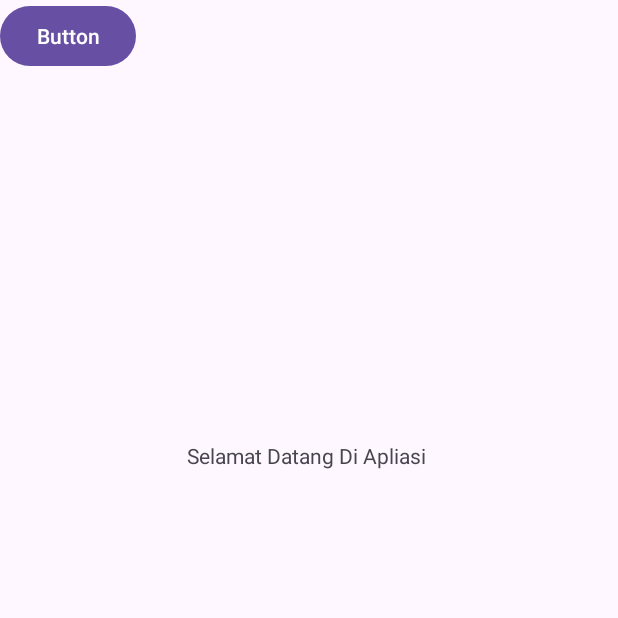
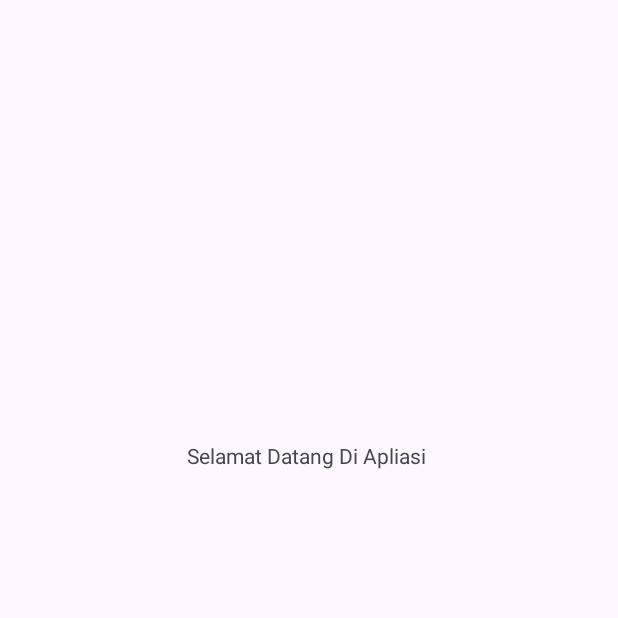
Before and after one commit to gilang2288/latihan-aplikasi-android, an Android app: the screen it shows after launch (MainActivity), on a phone screen of 412 x 824 dp, the top half of it. Run offline under Robolectric (Android 15) with nearby library versions, the phone set to English and light mode, and no system bars.

Commit message:
initial commit

```diff
--- a/app/src/main/res/layout/activity_main.xml
+++ b/app/src/main/res/layout/activity_main.xml
@@ -17,12 +17,4 @@
         app:layout_constraintTop_toTopOf="parent"
         app:layout_constraintVertical_bias="0.365" />
 
-    <Button
-        android:id="@+id/button"
-        android:layout_width="wrap_content"
-        android:layout_height="wrap_content"
-        android:text="Button"
-        tools:layout_editor_absoluteX="116dp"
-        tools:layout_editor_absoluteY="385dp" />
-
 </androidx.constraintlayout.widget.ConstraintLayout>
```
